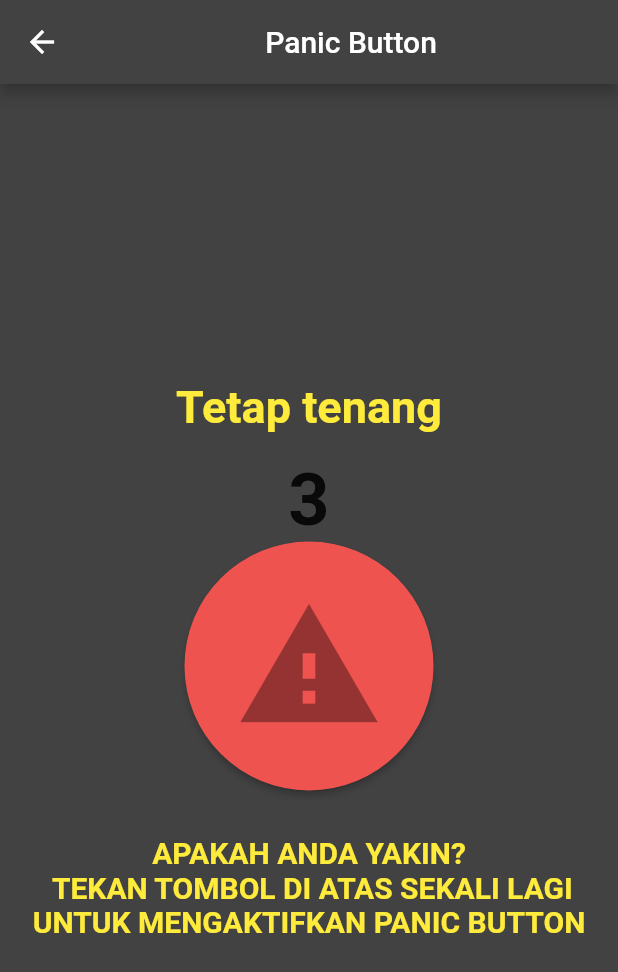
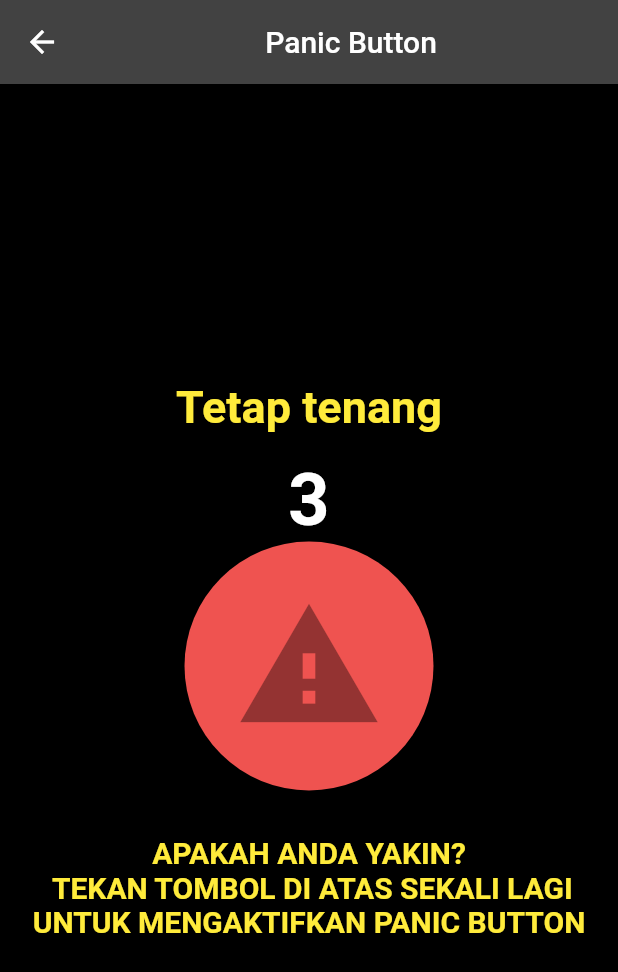
Before and after one commit to rayfazt/savera, a Flutter app: the PanicPage screen opened directly, on a phone screen of 412 x 824 dp. Shown: the top 972 px of the screen. Run offline on Flutter 3.47's test engine with Material 2 defaults, Android fonts, the phone set to English and light mode, and no system bars; our stand-ins replace audioplayers, bloc, flutter_bloc, rxdart.

Commit message:
Update panicpage.dart

```diff
--- a/lib/pages/panicpage.dart
+++ b/lib/pages/panicpage.dart
@@ -91,6 +91,7 @@ class _PanicPageState extends State<PanicPage> {
               '$_counter',
               style: TextStyle(
                 fontWeight: FontWeight.bold,
+                color: Colors.white,
                 fontSize: 48,
               ),
             ),
@@ -116,14 +117,10 @@ class _PanicPageState extends State<PanicPage> {
                 fontWeight: FontWeight.bold,
               ),
             ),
-//            RaisedButton(
-//              onPressed: () => _startTimer(),
-//              child: Text("Start 10 second count down"),
-//            ),
           ],
         ),
       ),
-      backgroundColor: Colors.grey[800],
+      backgroundColor: Colors.black,
     );
   }
 }
```
